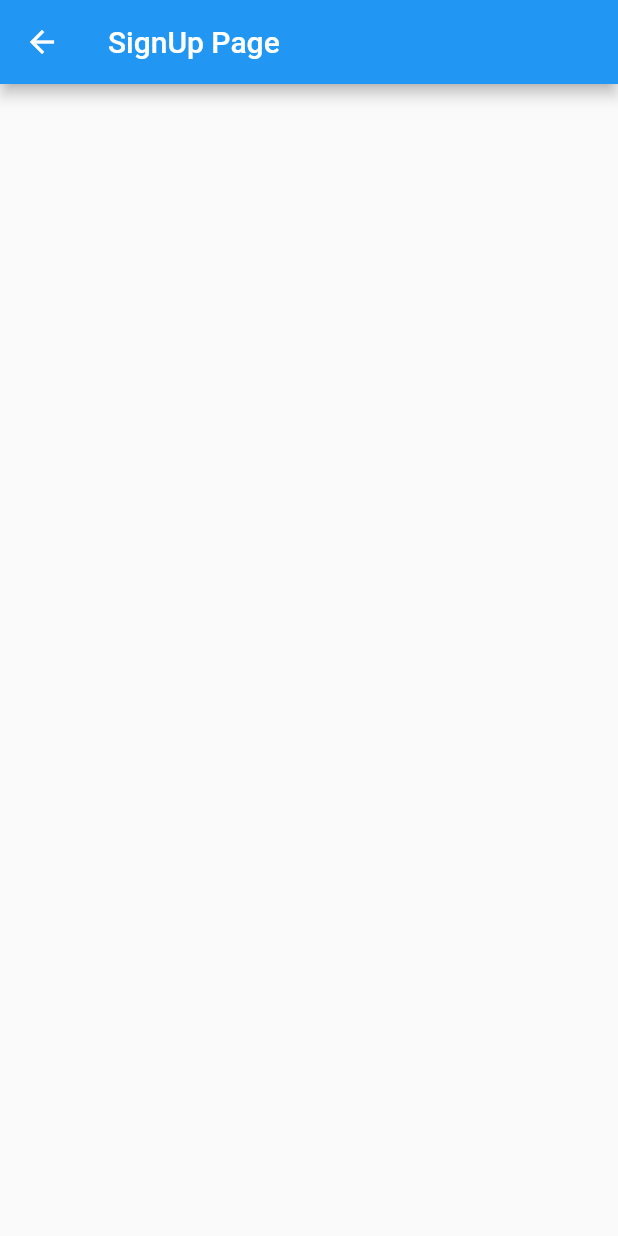
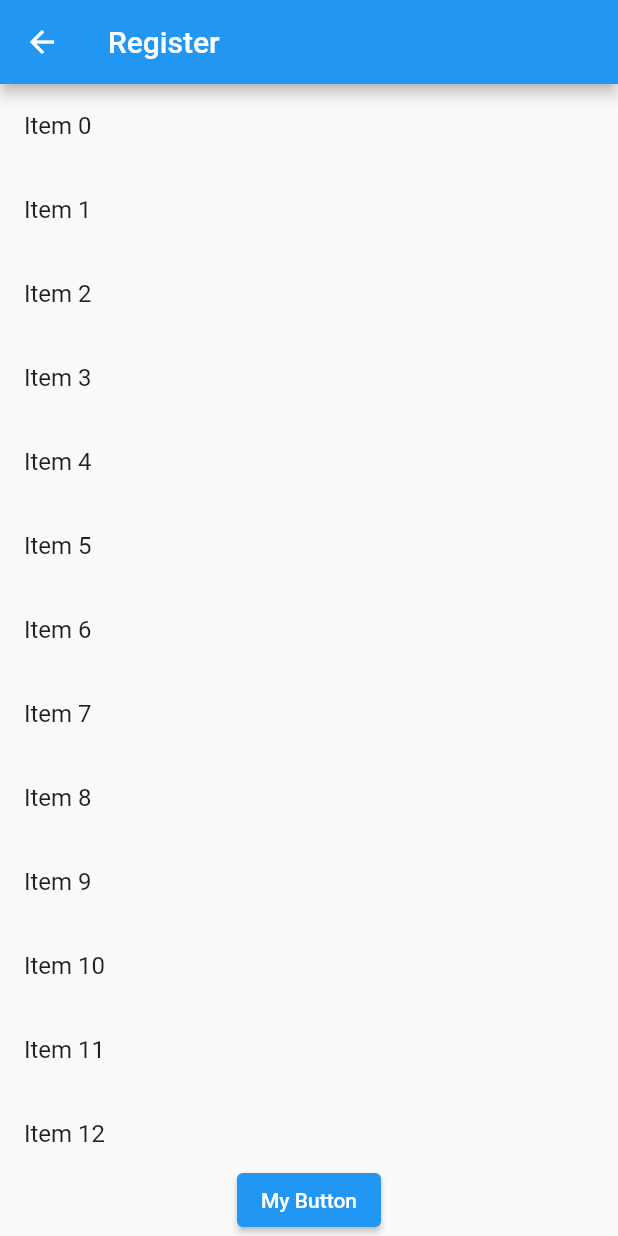
Before and after one commit to AbdulrhmanBashammmakh/myAggrApp, a Flutter app: the screen it shows after launch, after a tap on "register", on a phone screen of 412 x 824 dp. Run offline on Flutter 3.47's test engine with Material 2 defaults, Android fonts, the phone set to English and light mode, and no system bars; our stand-ins replace get, hive_flutter; accounts and stored records are empty.

Commit message:
prog 13/5

```diff
--- a/lib/UI/Screen/home_page.dart
+++ b/lib/UI/Screen/home_page.dart
@@ -2,6 +2,7 @@ import 'package:flutter/material.dart';
 import 'package:get/get.dart';
 import 'package:myaggr/UI/Constant/colors_constant.dart';
 import 'package:myaggr/UI/Screen/dashboard_page.dart';
+import 'package:myaggr/UI/Screen/list_view_page.dart';
 import 'package:myaggr/UI/Screen/lists_products_page.dart';
 import 'package:myaggr/UI/Screen/login_page.dart';
 import 'package:myaggr/UI/Screen/my_home_page.dart';
@@ -159,10 +160,12 @@ class HomePage extends StatelessWidget {
                       textname: 'List Add Products',
                     ),
                     CustomButtonExpanded(
-                      onPress: () {},
+                      onPress: () {
+                        Get.to(MyApp());
+                      },
                       padding: 8,
                       color: Constants.secondaryColor,
-                      textname: '6666',
+                      textname: 'list view test',
                     ),
                     CustomButtonExpanded(
                       onPress: () {
--- /dev/null
+++ b/lib/UI/Screen/list_view_page.dart
@@ -0,0 +1,44 @@
+import 'package:flutter/material.dart';
+
+class MyApp extends StatefulWidget {
+  @override
+  _MyAppState createState() => _MyAppState();
+}
+
+class _MyAppState extends State<MyApp> {
+  List<String> items = ['Item 1', 'Item 2', 'Item 3'];
+
+  @override
+  Widget build(BuildContext context) {
+    return MaterialApp(
+      title: 'Flutter Demo',
+      home: Scaffold(
+        appBar: AppBar(
+          title: Text('My App'),
+        ),
+        body: Column(
+          children: <Widget>[
+            Expanded(
+              child: ListView.builder(
+                itemCount: items.length,
+                itemBuilder: (BuildContext context, int index) {
+                  return ListTile(
+                    title: Text(items[index]),
+                  );
+                },
+              ),
+            ),
+            ElevatedButton(
+              child: Text('Add Item'),
+              onPressed: () {
+                setState(() {
+                  items.add('Item ${items.length + 1}');
+                });
+              },
+            ),
+          ],
+        ),
+      ),
+    );
+  }
+}
--- a/lib/UI/Screen/register_page.dart
+++ b/lib/UI/Screen/register_page.dart
@@ -5,8 +5,30 @@ class SignUpPage extends StatelessWidget {
 
   @override
   Widget build(BuildContext context) {
-    return Scaffold(appBar: AppBar(
-        title: Text('SignUp Page')),body: Center()
-      ,);
+    return Scaffold(
+      appBar: AppBar(
+        title: const Text('Register'),
+      ),
+      body: Column(
+        children: <Widget>[
+          Expanded(
+            child: ListView.builder(
+              itemCount: 50,
+              itemBuilder: (BuildContext context, int index) {
+                return ListTile(
+                  title: Text('Item $index'),
+                );
+              },
+            ),
+          ),
+          ElevatedButton(
+            child: Text('My Button'),
+            onPressed: () {
+              // Do something when button is pressed
+            },
+          ),
+        ],
+      ),
+    );
   }
 }
```
Also changed, not shown: pubspec.lock, 1 other file.
